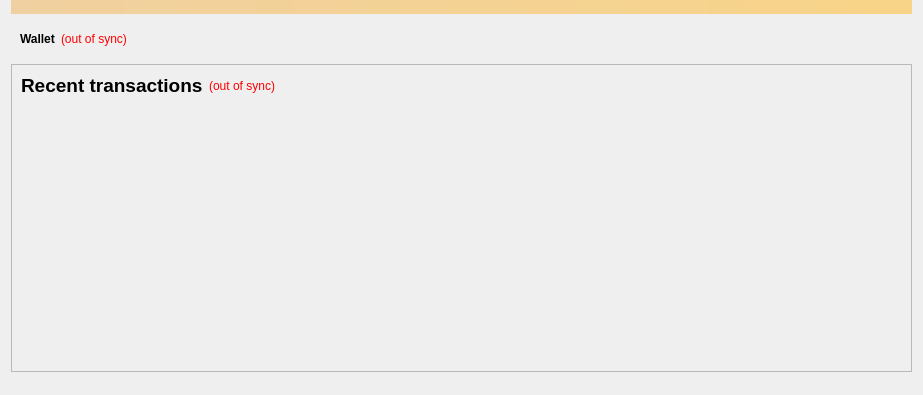
This is src/qt/forms/overviewpage.ui in Guldecoin-org/guldencoin as Qt 5 draws it before an edit. The edited form follows.
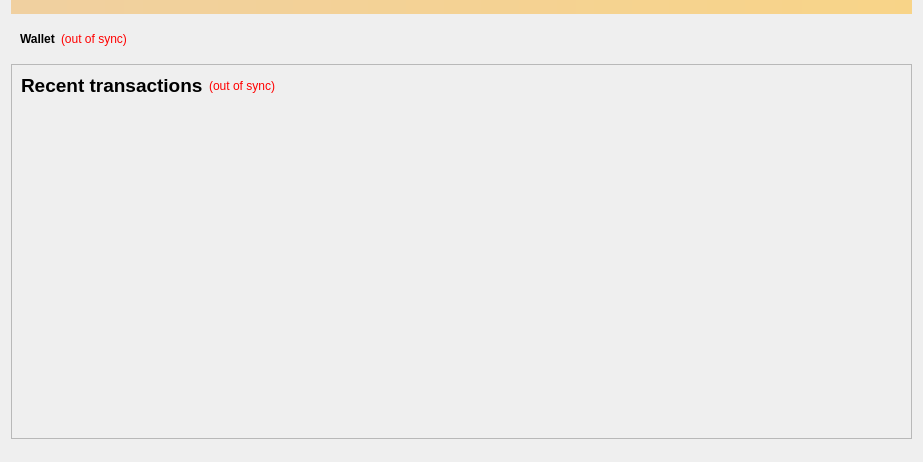
This is the edited form.

Commit message: Increased amount of recent transactions items

What changed in the file:
```diff
--- a/src/qt/forms/overviewpage.ui
+++ b/src/qt/forms/overviewpage.ui
@@ -7,7 +7,7 @@
     <x>0</x>
     <y>0</y>
     <width>923</width>
-    <height>395</height>
+    <height>462</height>
    </rect>
   </property>
   <property name="sizePolicy">
```
The commit also changes 1 other file.
